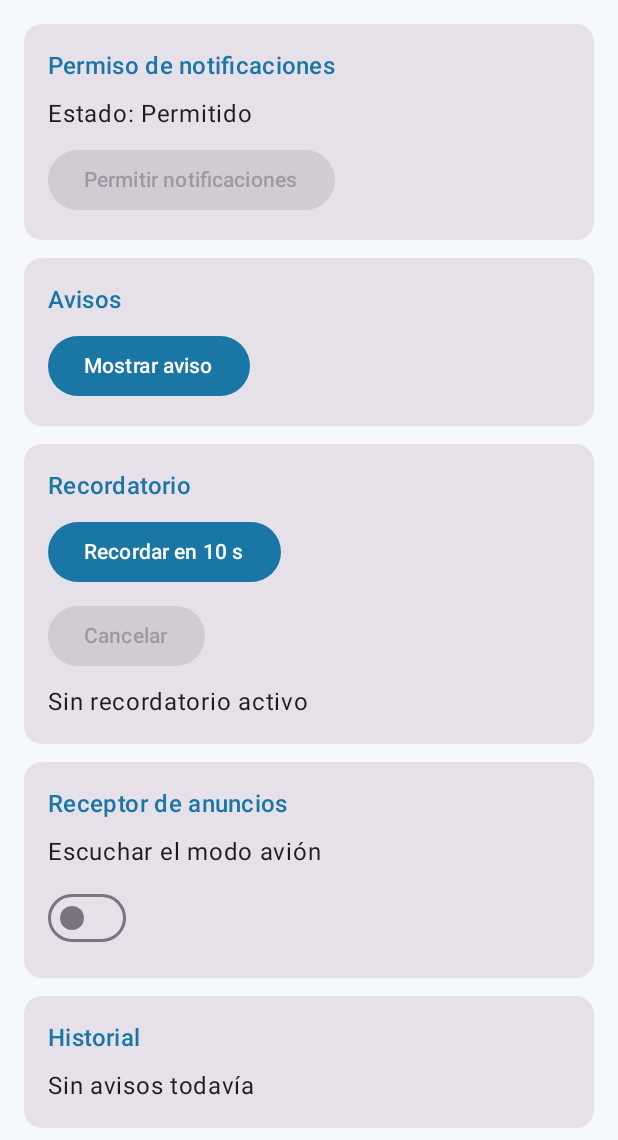
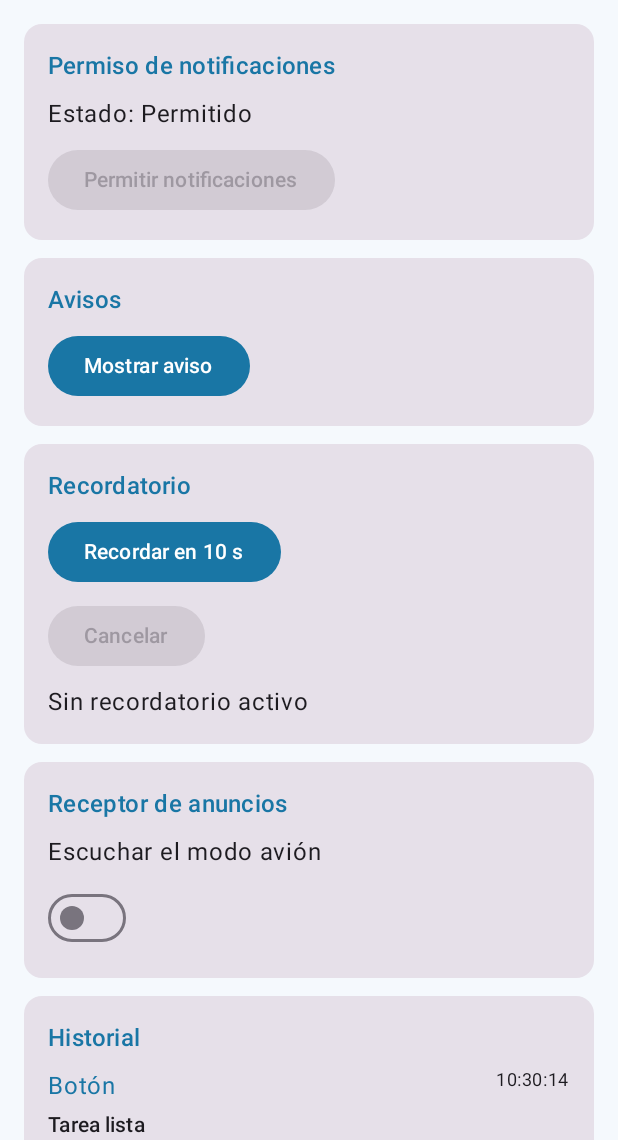
Before and after one commit to huancogrecia/AvisosCampus_Huanco, an Android app built with Jetpack Compose: the screen it shows after launch (MainActivity), after a tap on "Mostrar aviso", on a phone screen of 412 x 824 dp, the part 96-1236 px from its top. Run offline under Robolectric (Android 15) with nearby library versions, the phone set to English and light mode, and no system bars.

Commit message:
feat(ui): agrega historial de avisos

```diff
--- /dev/null
+++ b/app/src/main/java/com/tecsup/avisoscampus/ui/HistorialAvisos.kt
@@ -0,0 +1,43 @@
+package com.tecsup.avisoscampus.ui
+
+import androidx.compose.foundation.layout.Arrangement
+import androidx.compose.foundation.layout.Column
+import androidx.compose.foundation.layout.Row
+import androidx.compose.foundation.layout.fillMaxWidth
+import androidx.compose.foundation.layout.padding
+import androidx.compose.material3.Card
+import androidx.compose.material3.MaterialTheme
+import androidx.compose.material3.Text
+import androidx.compose.runtime.Composable
+import androidx.compose.ui.Modifier
+import androidx.compose.ui.unit.dp
+import com.tecsup.avisoscampus.model.Aviso
+
+@Composable
+fun HistorialAvisos(avisos: List<Aviso>) {
+    Card(modifier = Modifier.fillMaxWidth()) {
+        Column(
+            modifier = Modifier.padding(16.dp),
+            verticalArrangement = Arrangement.spacedBy(8.dp)
+        ) {
+            Text("Historial", color = MaterialTheme.colorScheme.primary, style = MaterialTheme.typography.titleMedium)
+            if (avisos.isEmpty()) {
+                Text("Sin avisos todavía")
+            } else {
+                avisos.take(20).forEach { aviso ->
+                    Row(modifier = Modifier.fillMaxWidth()) {
+                        Column(
+                            modifier = Modifier.weight(1f),
+                            verticalArrangement = Arrangement.spacedBy(4.dp)
+                        ) {
+                            Text(aviso.origen.texto, color = MaterialTheme.colorScheme.primary)
+                            Text(aviso.titulo, style = MaterialTheme.typography.titleSmall)
+                            Text(aviso.texto)
+                        }
+                        Text(aviso.hora, style = MaterialTheme.typography.bodySmall)
+                    }
+                }
+            }
+        }
+    }
+}
--- a/app/src/main/java/com/tecsup/avisoscampus/ui/PantallaAvisos.kt
+++ b/app/src/main/java/com/tecsup/avisoscampus/ui/PantallaAvisos.kt
@@ -41,6 +41,7 @@ fun PantallaAvisos(vm: AvisosViewModel) {
     val permiso by vm.permiso.collectAsState()
     val faltan by vm.faltan.collectAsState()
     val escuchandoAvion by vm.escuchandoAvion.collectAsState()
+    val avisos by vm.avisos.collectAsState()
     val lanzador = rememberLauncherForActivityResult(
         ActivityResultContracts.RequestPermission()
     ) { concedido ->
@@ -134,9 +135,7 @@ fun PantallaAvisos(vm: AvisosViewModel) {
                     onCheckedChange = vm::cambiarEscucha
                 )
             }
-            TarjetaBase("Historial") {
-                Text("Sin avisos todavía")
-            }
+            HistorialAvisos(avisos)
         }
     }
 }
```
